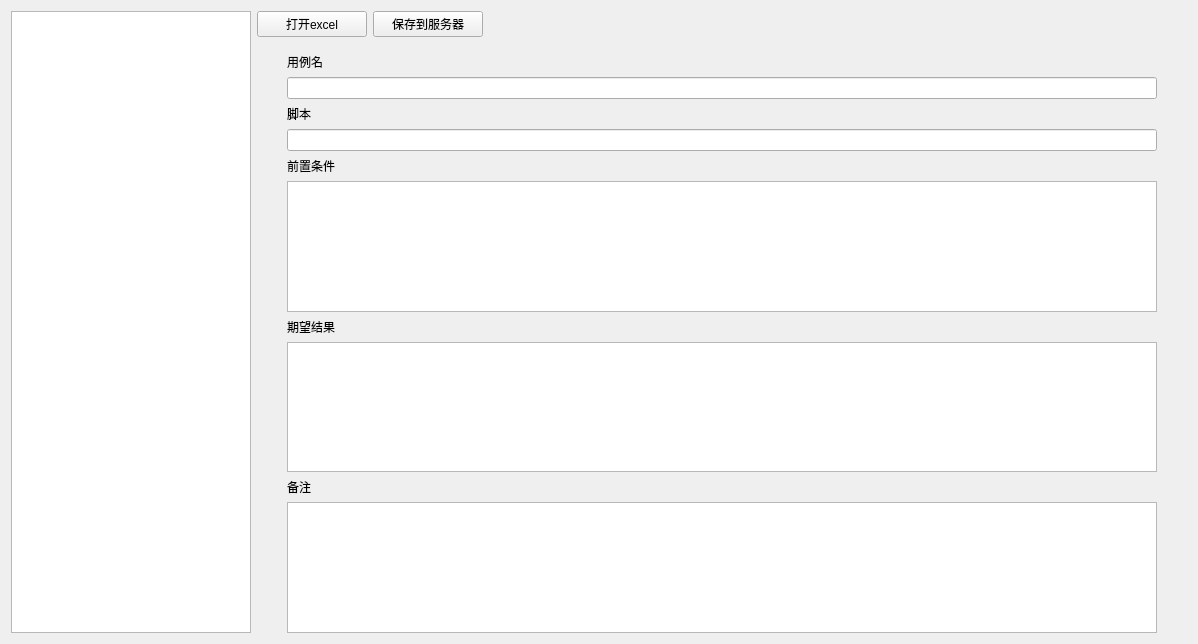
Above: woodpecker/views/src/testcase.ui from cash2one/AutoDriver before the change. Below: the same form after it.
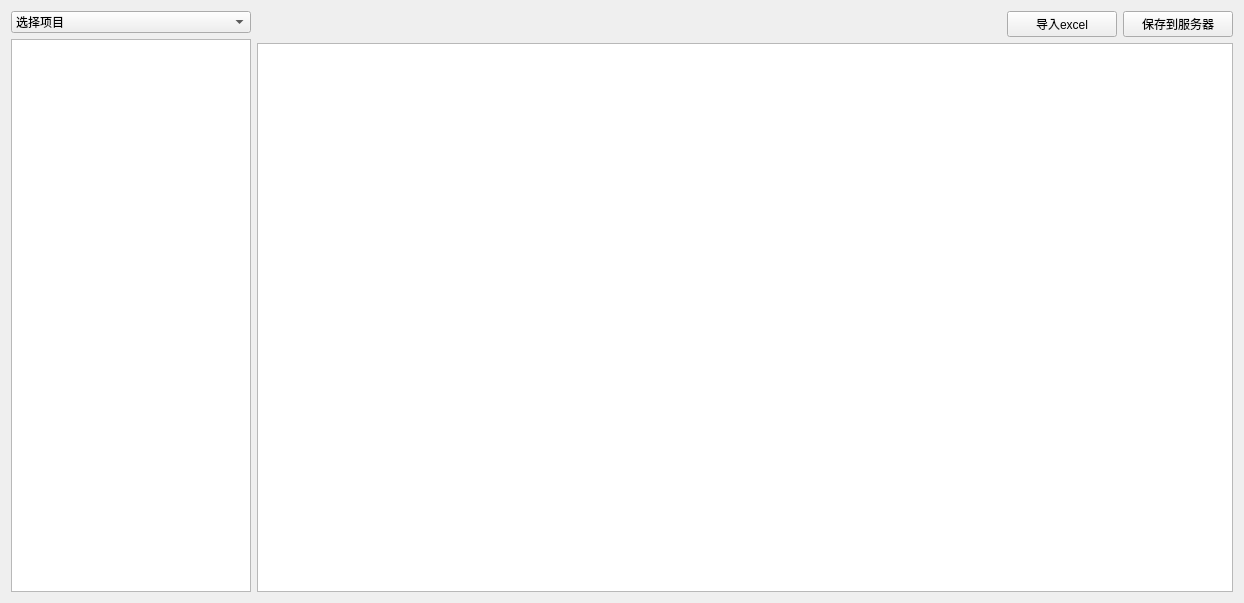
That is the form after the change.

Commit message: testcase parse xls

```diff
--- a/woodpecker/views/src/testcase.ui
+++ b/woodpecker/views/src/testcase.ui
@@ -6,68 +6,58 @@
    <rect>
     <x>0</x>
     <y>0</y>
-    <width>1198</width>
-    <height>644</height>
+    <width>1244</width>
+    <height>603</height>
    </rect>
   </property>
   <property name="windowTitle">
    <string>Form</string>
   </property>
-  <layout class="QVBoxLayout" name="verticalLayout_3">
+  <layout class="QVBoxLayout" name="verticalLayout_2">
    <item>
     <layout class="QHBoxLayout" name="horizontalLayout">
      <item>
-      <widget class="QTreeView" name="treeView">
-       <property name="maximumSize">
-        <size>
-         <width>240</width>
-         <height>16777215</height>
-        </size>
+      <layout class="QVBoxLayout" name="verticalLayout_3">
+       <property name="sizeConstraint">
+        <enum>QLayout::SetMinimumSize</enum>
        </property>
-      </widget>
+       <item>
+        <widget class="QComboBox" name="cmb_project">
+         <property name="minimumSize">
+          <size>
+           <width>240</width>
+           <height>0</height>
+          </size>
+         </property>
+         <property name="maximumSize">
+          <size>
+           <width>240</width>
+           <height>16777215</height>
+          </size>
+         </property>
+         <item>
+          <property name="text">
+           <string>选择项目</string>
+          </property>
+         </item>
+        </widget>
+       </item>
+       <item>
+        <widget class="QTreeView" name="treeView">
+         <property name="maximumSize">
+          <size>
+           <width>240</width>
+           <height>16777215</height>
+          </size>
+         </property>
+        </widget>
+       </item>
+      </layout>
      </item>
      <item>
       <layout class="QVBoxLayout" name="verticalLayout">
        <item>
         <layout class="QHBoxLayout" name="horizontalLayout_2">
-         <item>
-          <widget class="QPushButton" name="btn_excel">
-           <property name="minimumSize">
-            <size>
-             <width>110</width>
-             <height>0</height>
-            </size>
-           </property>
-           <property name="maximumSize">
-            <size>
-             <width>110</width>
-             <height>16777215</height>
-            </size>
-           </property>
-           <property name="text">
-            <string>打开excel</string>
-           </property>
-          </widget>
-         </item>
-         <item>
-          <widget class="QPushButton" name="pushButton">
-           <property name="minimumSize">
-            <size>
-             <width>110</width>
-             <height>0</height>
-            </size>
-           </property>
-           <property name="maximumSize">
-            <size>
-             <width>140</width>
-             <height>16777215</height>
-            </size>
-           </property>
-           <property name="text">
-            <string>保存到服务器</string>
-           </property>
-          </widget>
-         </item>
          <item>
           <spacer name="horizontalSpacer">
            <property name="orientation">
@@ -81,83 +71,48 @@
            </property>
           </spacer>
          </item>
-        </layout>
-       </item>
-       <item>
-        <layout class="QVBoxLayout" name="verticalLayout_2">
-         <property name="leftMargin">
-          <number>30</number>
-         </property>
-         <property name="topMargin">
-          <number>10</number>
-         </property>
-         <property name="rightMargin">
-          <number>30</number>
-         </property>
          <item>
-          <widget class="QLabel" name="label_2">
-           <property name="text">
-            <string>用例名</string>
+          <widget class="QPushButton" name="btn_excel">
+           <property name="minimumSize">
+            <size>
+             <width>110</width>
+             <height>0</height>
+            </size>
            </property>
-          </widget>
-         </item>
-         <item>
-          <widget class="QLineEdit" name="lineEdit"/>
-         </item>
-         <item>
-          <widget class="QLabel" name="label_3">
-           <property name="text">
-            <string>脚本</string>
+           <property name="maximumSize">
+            <size>
+             <width>110</width>
+             <height>16777215</height>
+            </size>
            </property>
-          </widget>
-         </item>
-         <item>
-          <widget class="QLineEdit" name="lineEdit_2"/>
-         </item>
-         <item>
-          <widget class="QLabel" name="label_5">
            <property name="text">
-            <string>前置条件</string>
+            <string>导入excel</string>
            </property>
           </widget>
          </item>
          <item>
-          <widget class="QTextEdit" name="textEdit_2"/>
-         </item>
-         <item>
-          <widget class="QLabel" name="label">
-           <property name="text">
-            <string>期望结果</string>
+          <widget class="QPushButton" name="pushButton">
+           <property name="minimumSize">
+            <size>
+             <width>110</width>
+             <height>0</height>
+            </size>
            </property>
-          </widget>
-         </item>
-         <item>
-          <widget class="QTextEdit" name="textEdit"/>
-         </item>
-         <item>
-          <widget class="QLabel" name="label_4">
+           <property name="maximumSize">
+            <size>
+             <width>140</width>
+             <height>16777215</height>
+            </size>
+           </property>
            <property name="text">
-            <string>备注</string>
+            <string>保存到服务器</string>
            </property>
           </widget>
          </item>
-         <item>
-          <widget class="QTextEdit" name="textEdit_3"/>
-         </item>
         </layout>
        </item>
        <item>
-        <spacer name="verticalSpacer">
-         <property name="orientation">
-          <enum>Qt::Vertical</enum>
-         </property>
-         <property name="sizeHint" stdset="0">
-          <size>
-           <width>20</width>
-           <height>40</height>
-          </size>
-         </property>
-        </spacer>
+        <widget class="QTableView" name="tv_cases"/>
        </item>
       </layout>
      </item>
```
The commit also changes 31 other files.
